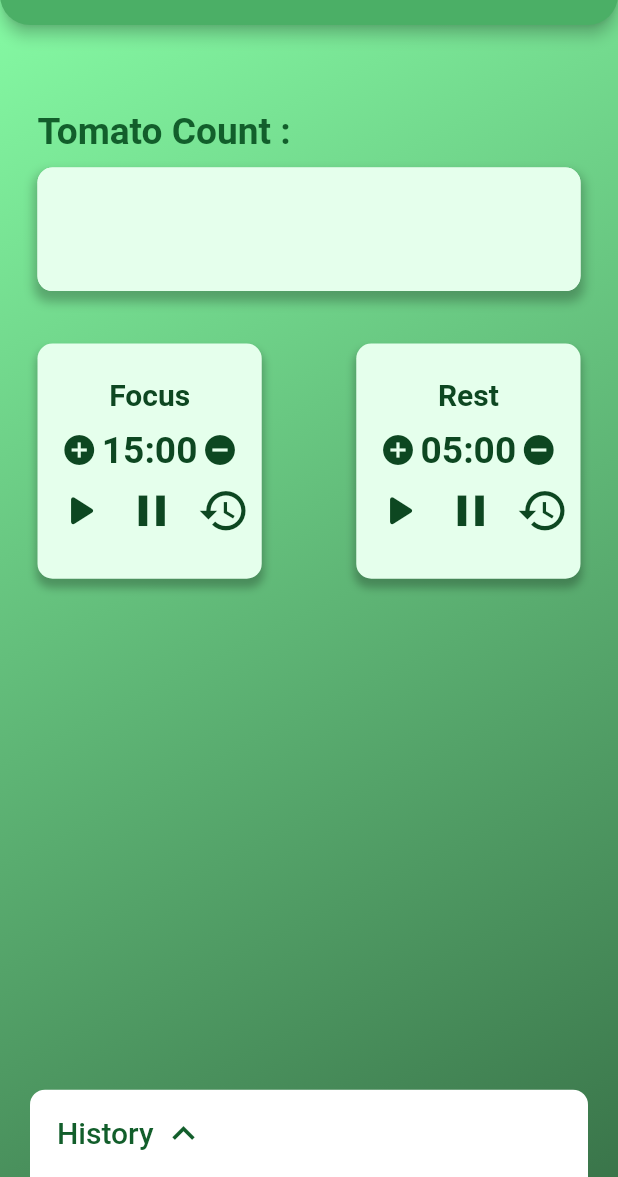
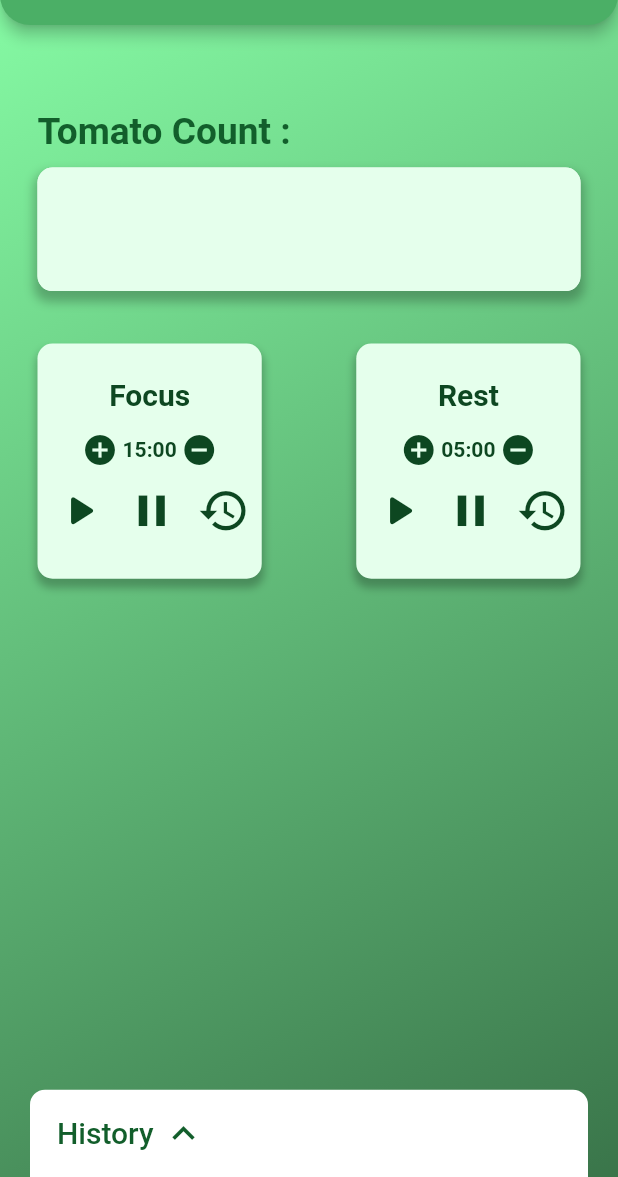
Before and after one commit to Mman7/tomato_clock, a Flutter app: the screen it shows after launch, on a phone screen of 412 x 824 dp, the part 59-1236 px from its top. Run offline on Flutter 3.47's test engine with Material 2 defaults, Android fonts, the phone set to English and light mode, and no system bars; our stand-ins replace animate_do, device_preview, flutter_local_notifications, flutter_svg, hexcolor, logger and 2 more; missing offline and left inert: localstore, responsive_flutter, workmanager.

Commit message:
responsive font

```diff
--- a/lib/src/count_down_timer.dart
+++ b/lib/src/count_down_timer.dart
@@ -2,7 +2,7 @@ import 'dart:async';
 
 import 'package:flutter/material.dart';
 import 'package:provider/provider.dart';
-import 'package:sizer/sizer.dart';
+import 'package:responsive_flutter/responsive_flutter.dart';
 import 'package:tomato_clock/src/providers/current_status_provider.dart';
 import 'package:tomato_clock/src/providers/tomato_providers.dart';
 
@@ -130,8 +130,8 @@ class _CountDownTimerState extends State<CountDownTimer> {
             Text(
               '${secondsToMinutes(seconds: seconds)}',
               style: TextStyle(
+                  fontSize: ResponsiveFlutter.of(context).fontSize(3),
                   color: themePrimaryColor,
-                  fontSize: 6.w,
                   fontWeight: FontWeight.w700),
             ),
             Material(
```
